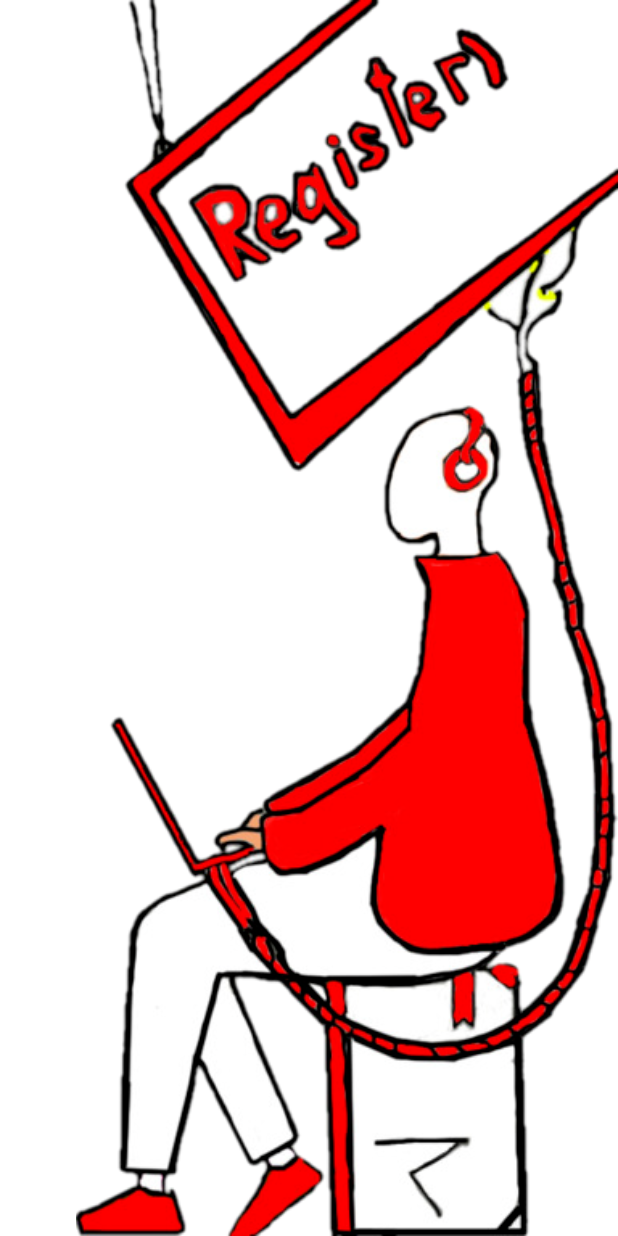
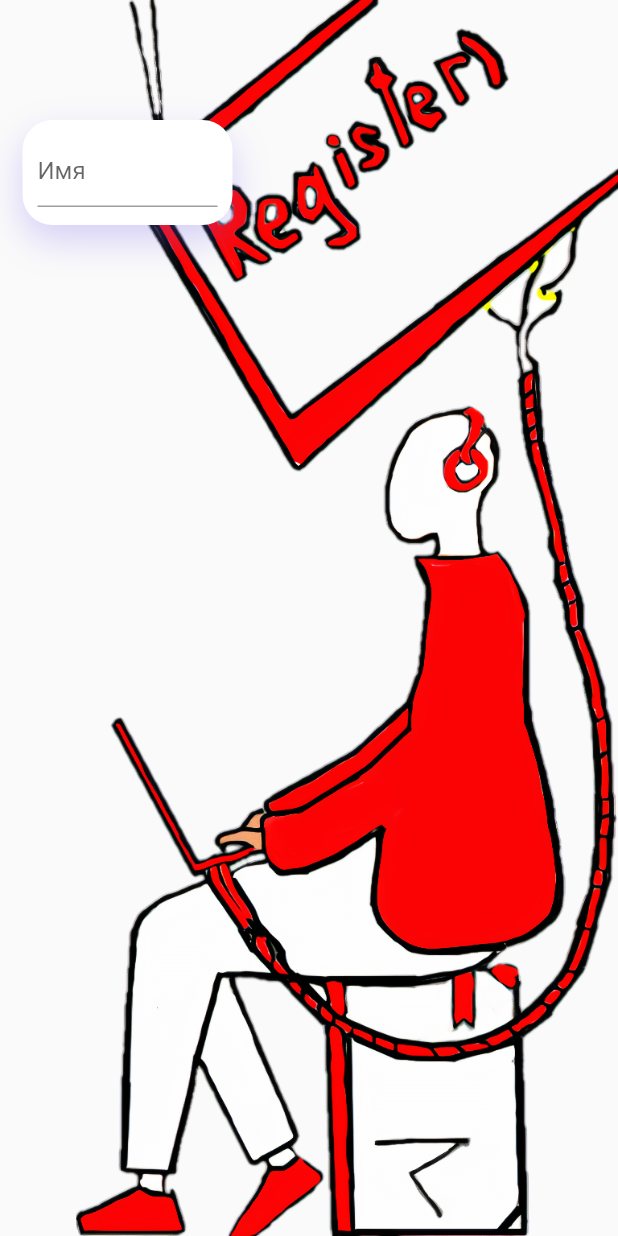
Before and after one commit to Lloydtechlead/TheLearn, a Flutter app: the screen it shows after launch, on a phone screen of 412 x 824 dp. Run offline on Flutter 3.47's test engine with Material 2 defaults, Android fonts, the phone set to English and light mode, and no system bars; our stand-ins replace firebase_auth, google_sign_in; accounts and stored records are empty.

Commit message:
fix bug with no material

```diff
--- a/lib/pages/sign_up_page.dart
+++ b/lib/pages/sign_up_page.dart
@@ -16,13 +16,54 @@
 
   @override
   Widget build(BuildContext context) {
-    return Container(
-      decoration: new BoxDecoration(
-        color: Colors.white,
-        image: new DecorationImage(
-          alignment: Alignment.topRight,
-          image: new AssetImage('assets/registration_picture.png'),
-          fit: BoxFit.contain
+
+
+    return Scaffold(
+      resizeToAvoidBottomInset: false,
+      body: Container(
+        decoration: BoxDecoration(
+          image: DecorationImage(
+            alignment: Alignment.centerRight,
+            image: AssetImage('assets/registration_picture.png'),
+            fit: BoxFit.contain
+          )
+        ),
+        child: Column(
+          crossAxisAlignment: CrossAxisAlignment.start,
+          children: <Widget>[
+            Container(color: Colors.transparent),
+            SizedBox(height: 80),
+            Container(
+              margin: EdgeInsets.only(left: 15),
+              height: 70,
+              width: 140,
+              padding: EdgeInsets.all(10),
+              decoration: BoxDecoration(
+                  color: Colors.white,
+                  borderRadius: BorderRadius.circular(20),
+                  boxShadow: [BoxShadow(
+                      color: Color.fromRGBO(123, 104, 238, .3),
+                      blurRadius: 20,
+                      offset: Offset(0, 10)
+                  )]
+              ),
+              child: Column(
+                children: <Widget>[
+                  Form(
+                    child: Column(
+                      children: <Widget>[
+                        TextFormField(
+                          decoration: InputDecoration(
+                              hintText: 'Имя'
+                          ),
+                        ),
+                      ],
+                    ),
+                  )
+                ],
+              ),
+            ),
+          ],
         )
       ),
     );
```
Also changed, not shown: assets/registration_picture.png.
